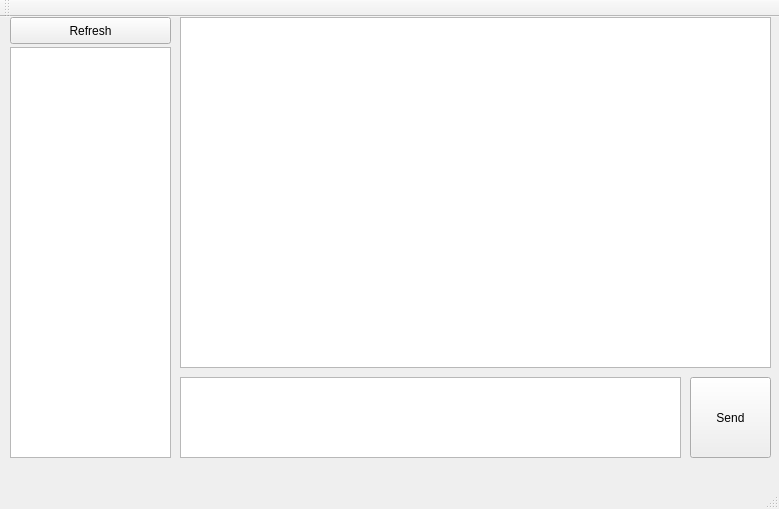
Qt form qyvEC/yvEC/mainwindow.ui (yvbbrjdr/yvEP) before a commit.
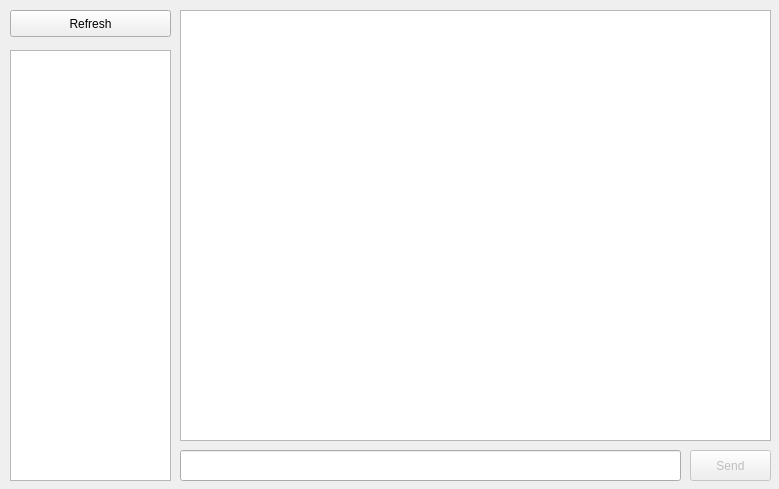
The same form after that commit.

```diff
--- a/qyvEC/yvEC/mainwindow.ui
+++ b/qyvEC/yvEC/mainwindow.ui
@@ -7,7 +7,7 @@
     <x>0</x>
     <y>0</y>
     <width>779</width>
-    <height>509</height>
+    <height>489</height>
    </rect>
   </property>
   <property name="windowTitle">
@@ -18,7 +18,7 @@
     <property name="geometry">
      <rect>
       <x>10</x>
-      <y>0</y>
+      <y>10</y>
       <width>161</width>
       <height>27</height>
      </rect>
@@ -27,72 +27,53 @@
      <string>Refresh</string>
     </property>
    </widget>
-   <widget class="QListView" name="listView">
-    <property name="geometry">
-     <rect>
-      <x>10</x>
-      <y>30</y>
-      <width>161</width>
-      <height>411</height>
-     </rect>
-    </property>
-   </widget>
-   <widget class="QTextEdit" name="textEdit">
-    <property name="geometry">
-     <rect>
-      <x>180</x>
-      <y>0</y>
-      <width>591</width>
-      <height>351</height>
-     </rect>
-    </property>
-    <property name="readOnly">
-     <bool>true</bool>
-    </property>
-   </widget>
-   <widget class="QTextEdit" name="textEdit_2">
-    <property name="geometry">
-     <rect>
-      <x>180</x>
-      <y>360</y>
-      <width>501</width>
-      <height>81</height>
-     </rect>
-    </property>
-   </widget>
    <widget class="QPushButton" name="pushButton_2">
+    <property name="enabled">
+     <bool>false</bool>
+    </property>
     <property name="geometry">
      <rect>
       <x>690</x>
-      <y>360</y>
+      <y>450</y>
       <width>81</width>
-      <height>81</height>
+      <height>31</height>
      </rect>
     </property>
     <property name="text">
      <string>Send</string>
     </property>
    </widget>
+   <widget class="QListWidget" name="listWidget">
+    <property name="geometry">
+     <rect>
+      <x>10</x>
+      <y>50</y>
+      <width>161</width>
+      <height>431</height>
+     </rect>
+    </property>
+   </widget>
+   <widget class="QPlainTextEdit" name="plainTextEdit">
+    <property name="geometry">
+     <rect>
+      <x>180</x>
+      <y>10</y>
+      <width>591</width>
+      <height>431</height>
+     </rect>
+    </property>
+   </widget>
+   <widget class="QLineEdit" name="lineEdit">
+    <property name="geometry">
+     <rect>
+      <x>180</x>
+      <y>450</y>
+      <width>501</width>
+      <height>31</height>
+     </rect>
+    </property>
+   </widget>
   </widget>
-  <widget class="QMenuBar" name="menuBar">
-   <property name="geometry">
-    <rect>
-     <x>0</x>
-     <y>0</y>
-     <width>779</width>
-     <height>25</height>
-    </rect>
-   </property>
-  </widget>
-  <widget class="QToolBar" name="mainToolBar">
-   <attribute name="toolBarArea">
-    <enum>TopToolBarArea</enum>
-   </attribute>
-   <attribute name="toolBarBreak">
-    <bool>false</bool>
-   </attribute>
-  </widget>
-  <widget class="QStatusBar" name="statusBar"/>
  </widget>
  <layoutdefault spacing="6" margin="11"/>
  <resources/>
```
